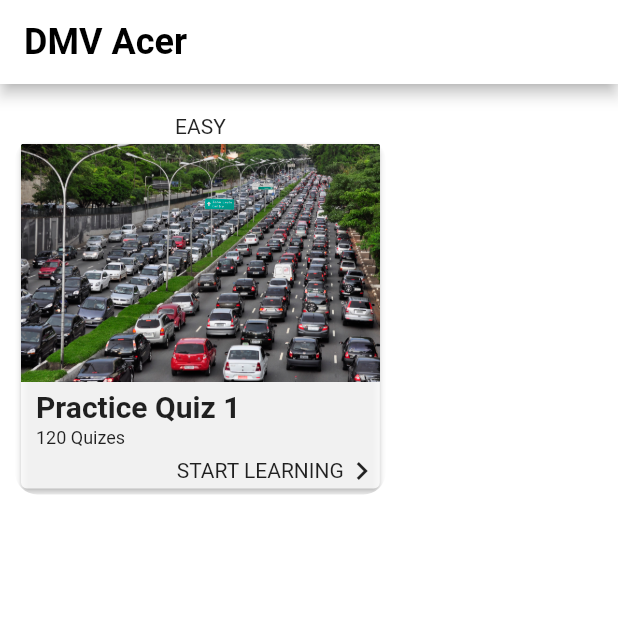
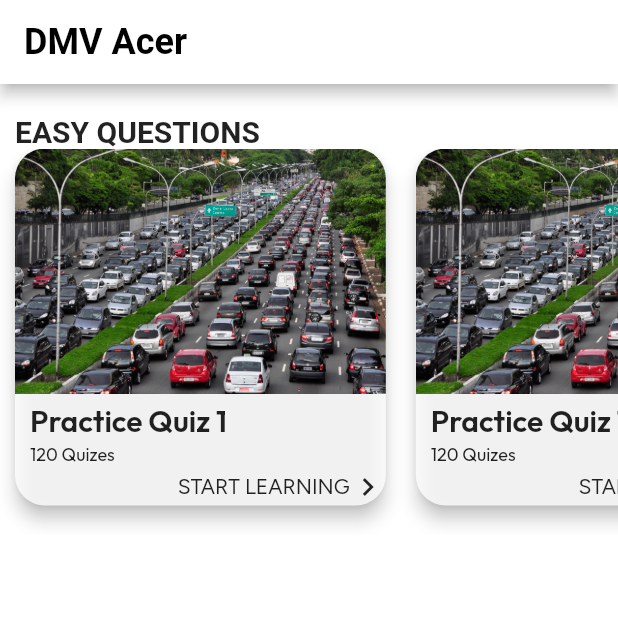
Before and after one commit to MJI-Abir/Drive-TestPal, a Flutter app: the screen it shows after launch, on a phone screen of 412 x 824 dp, the top half of it. Run offline on Flutter 3.47's test engine with Material 2 defaults, Android fonts, the phone set to English and light mode, and no system bars; our stand-ins replace bloc, flutter_bloc, font_awesome_flutter, google_fonts, rflutter_alert; Roboto replaces fonts that are missing (Barriecito).

Commit message:
updated ui

```diff
--- a/lib/features/home/ui/home.dart
+++ b/lib/features/home/ui/home.dart
@@ -1,8 +1,6 @@
 import 'package:drive_test_pal/constants/constants.dart';
-import 'package:drive_test_pal/features/home/widgets/reusable_card_widget.dart';
-import 'package:drive_test_pal/config/routes/app_routes.dart';
+import 'package:drive_test_pal/features/home/widgets/quiz_card_layout.dart';
 import 'package:flutter/material.dart';
-import 'package:font_awesome_flutter/font_awesome_flutter.dart';
 import 'package:google_fonts/google_fonts.dart';
 
 class Home extends StatelessWidget {
@@ -13,7 +11,6 @@ class Home extends StatelessWidget {
     return Scaffold(
       appBar: AppBar(
         backgroundColor: kAppThemeColor,
-        // centerTitle: true,
         title: Text(
           'DMV Acer',
           style: GoogleFonts.barriecito(
@@ -22,14 +19,9 @@ class Home extends StatelessWidget {
       ),
       body: const SingleChildScrollView(
         child: Column(
+          crossAxisAlignment: CrossAxisAlignment.start,
           children: <Widget>[
-            Padding(
-              padding: EdgeInsets.only(top: kDefaultPadding * 2),
-              child: Text(
-                'EASY',
-              ),
-            ),
-            StartTestCard(),
+            QuizCardListLayout(),
           ],
         ),
       ),
@@ -37,83 +29,6 @@ class Home extends StatelessWidget {
   }
 }
 
-class StartTestCard extends StatelessWidget {
-  const StartTestCard({super.key});
-
-  @override
-  Widget build(BuildContext context) {
-    return Padding(
-      padding: const EdgeInsets.only(
-        left: kDefaultPadding,
-        right: kDefaultPadding,
-      ),
-      child: ClipRRect(
-        borderRadius: const BorderRadius.all(
-          Radius.circular(kBorderRadius + 5.0),
-        ),
-        child: SizedBox(
-          width: MediaQuery.of(context).size.width * .6,
-          child: Card(
-            elevation: 2,
-            color: kAppThemeColor.withOpacity(0.8),
-            child: Column(
-              children: [
-                const Image(
-                  image: AssetImage('assets/images/traffic1.jpg'),
-                  fit: BoxFit.fill,
-                ),
-                const SizedBox(
-                  height: 5,
-                ),
-                Container(
-                  margin: const EdgeInsets.only(left: kDefaultPadding),
-                  alignment: Alignment.centerLeft,
-                  child: Text(
-                    'Practice Quiz 1',
-                    style: GoogleFonts.aBeeZee(
-                      textStyle: const TextStyle(
-                        fontSize: 20,
-                        fontWeight: FontWeight.w600,
-                      ),
-                    ),
-                  ),
-                ),
-                const SizedBox(
-                  height: 5 / 2,
-                ),
-                Container(
-                  margin: const EdgeInsets.only(left: kDefaultPadding),
-                  alignment: Alignment.centerLeft,
-                  child: const Text(
-                    '120 Quizes',
-                    style: TextStyle(
-                      fontSize: 12,
-                    ),
-                  ),
-                ),
-                const SizedBox(
-                  height: 5 / 2,
-                ),
-                Row(
-                  mainAxisAlignment: MainAxisAlignment.end,
-                  children: [
-                    Text(
-                      'START LEARNING',
-                      style: GoogleFonts.aBeeZee(
-                        textStyle: const TextStyle(fontWeight: FontWeight.w400),
-                      ),
-                    ),
-                    const Icon(Icons.navigate_next_outlined),
-                  ],
-                )
-              ],
-            ),
-          ),
-        ),
-      ),
-    );
-  }
-}
 
 
 
--- /dev/null
+++ b/lib/features/home/widgets/quiz_card.dart
@@ -0,0 +1,88 @@
+import 'package:drive_test_pal/constants/constants.dart';
+import 'package:flutter/material.dart';
+import 'package:google_fonts/google_fonts.dart';
+
+class QuizCard extends StatelessWidget {
+  const QuizCard({super.key});
+
+  @override
+  Widget build(BuildContext context) {
+    return Padding(
+      padding: const EdgeInsets.only(
+        left: kDefaultPadding,
+        right: kDefaultPadding,
+      ),
+      child: SizedBox(
+        width: MediaQuery.of(context).size.width * .6,
+        child: Card(
+          elevation: 5,
+          // shadowColor: Colors.black,
+          margin: EdgeInsets.zero,
+          shape: RoundedRectangleBorder(
+            borderRadius: BorderRadius.circular(kBorderRadius*2),
+          ),
+          clipBehavior: Clip.antiAlias,
+          color: kAppThemeColor.withOpacity(0.8),
+          child: Column(
+            children: [
+              const Image(
+                image: AssetImage('assets/images/traffic1.jpg'),
+                fit: BoxFit.fill,
+              ),
+              const SizedBox(
+                height: 5,
+              ),
+              Container(
+                margin: const EdgeInsets.only(left: kDefaultPadding),
+                alignment: Alignment.centerLeft,
+                child: Text(
+                  'Practice Quiz 1',
+                  style: GoogleFonts.outfit(
+                    textStyle: const TextStyle(
+                      fontSize: 20,
+                      fontWeight: FontWeight.w600,
+                    ),
+                  ),
+                ),
+              ),
+              const SizedBox(
+                height: 5 / 2,
+              ),
+              Container(
+                margin: const EdgeInsets.only(left: kDefaultPadding),
+                alignment: Alignment.centerLeft,
+                child: Text(
+                  '120 Quizes',
+                  style: GoogleFonts.outfit(
+                    textStyle: const TextStyle(
+                      fontSize: 12,
+                    ),
+                  ),
+                ),
+              ),
+              const SizedBox(
+                height: 5 / 2,
+              ),
+              Row(
+                mainAxisAlignment: MainAxisAlignment.end,
+                children: [
+                  Text(
+                    'START LEARNING',
+                    style: GoogleFonts.figtree(
+                      textStyle: const TextStyle(
+                        fontWeight: FontWeight.w400,
+                      ),
+                    ),
+                  ),
+                  const Icon(
+                    Icons.navigate_next_outlined,
+                  ),
+                ],
+              ),
+            ],
+          ),
+        ),
+      ),
+    );
+  }
+}
--- /dev/null
+++ b/lib/features/home/widgets/quiz_card_layout.dart
@@ -0,0 +1,47 @@
+import 'package:drive_test_pal/constants/constants.dart';
+import 'package:drive_test_pal/features/home/widgets/quiz_card.dart';
+import 'package:flutter/material.dart';
+import 'package:google_fonts/google_fonts.dart';
+
+class QuizCardListLayout extends StatelessWidget {
+  const QuizCardListLayout({super.key});
+
+  @override
+  Widget build(BuildContext context) {
+    return Column(
+      crossAxisAlignment: CrossAxisAlignment.start,
+      children: [
+        Padding(
+          padding: const EdgeInsets.only(
+              top: kDefaultPadding * 2, left: kDefaultPadding),
+          child: Text(
+            'EASY QUESTIONS',
+            style: GoogleFonts.aBeeZee(
+              textStyle: const TextStyle(
+                fontWeight: FontWeight.bold,
+                fontSize: 20,
+              ),
+            ),
+          ),
+        ),
+        SingleChildScrollView(
+          physics: const BouncingScrollPhysics(
+            parent: AlwaysScrollableScrollPhysics(),
+          ),
+          scrollDirection: Axis.horizontal,
+          child: Container(
+            margin: const EdgeInsets.only(bottom: kDefaultPadding * 2),
+            child: const Row(
+              children: [
+                QuizCard(),
+                QuizCard(),
+                QuizCard(),
+                QuizCard(),
+              ],
+            ),
+          ),
+        ),
+      ],
+    );
+  }
+}
```
